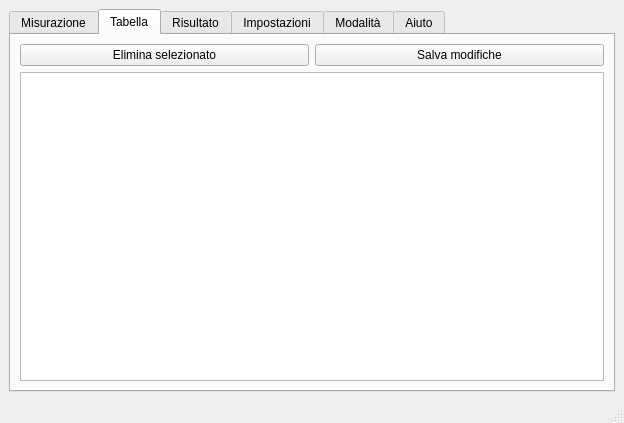
Before: the Qt Designer form charlotte/charlotte.ui in zorbaproject/Meatloaf, drawn with Qt 5.
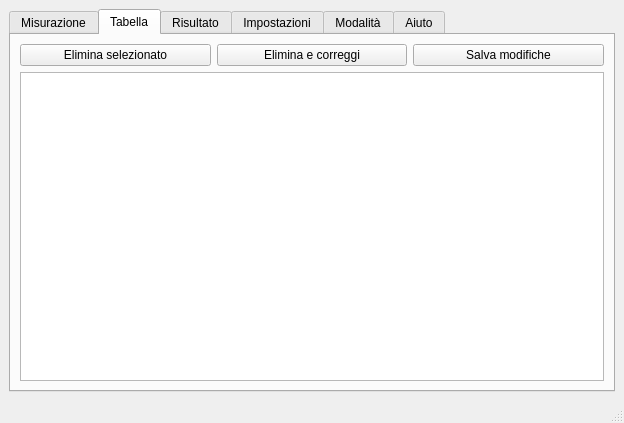
After: the same form once the commit is applied. The open tabs and pages were chosen to show the change.

Commit message: Elimina da tabella

The edit to the form file:
```diff
--- a/charlotte/charlotte.ui
+++ b/charlotte/charlotte.ui
@@ -267,6 +267,13 @@
             </property>
            </widget>
           </item>
+          <item>
+           <widget class="QPushButton" name="deletefixrow">
+            <property name="text">
+             <string>Elimina e correggi</string>
+            </property>
+           </widget>
+          </item>
           <item>
            <widget class="QPushButton" name="savetable">
             <property name="text">
```
The commit also changes 1 other file.
